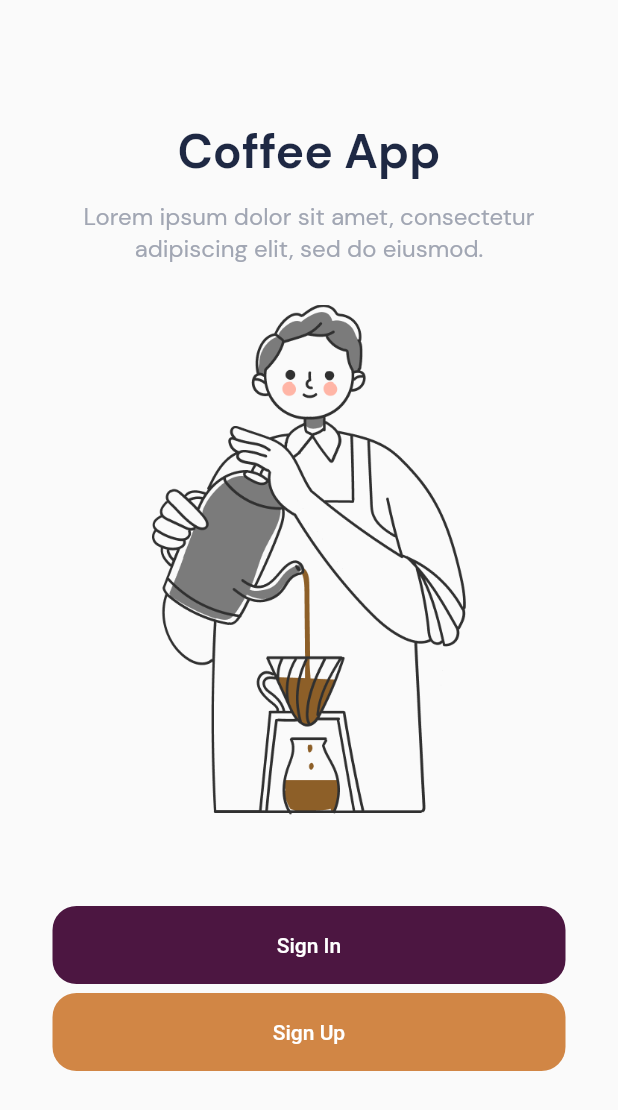
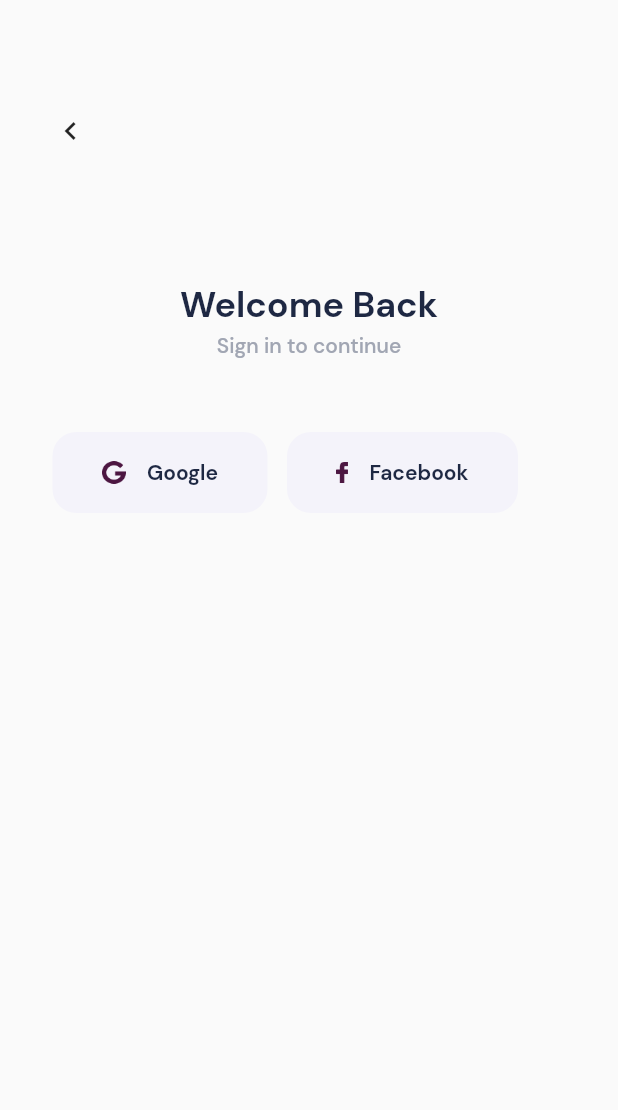
Before and after one commit to asrafilll/art-of-ui-slicing, a Flutter app: the screen it shows after launch, after a tap on "Sign In", on a phone screen of 412 x 824 dp. Shown: the top 1110 px of the screen. Run offline on Flutter 3.47's test engine with Material 2 defaults, Android fonts, the phone set to English and light mode, and no system bars.

Commit message:
WC LoginPage part 1

```diff
--- /dev/null
+++ b/lib/warung_coffee/components/primary_button.dart
@@ -0,0 +1,33 @@
+import 'package:flutter/material.dart';
+
+class WCPrimaryButton extends StatelessWidget {
+  const WCPrimaryButton({
+    super.key,
+    required this.title,
+    required this.onPressed,
+  });
+
+  final String title;
+  final Function() onPressed;
+
+  @override
+  Widget build(BuildContext context) {
+    return SizedBox(
+      width: double.infinity,
+      height: 52,
+      child: ElevatedButton(
+        style: ElevatedButton.styleFrom(
+          backgroundColor: const Color(0XFF4C1641),
+          shape: RoundedRectangleBorder(
+            borderRadius: BorderRadius.circular(16),
+          ),
+          elevation: 0,
+        ),
+        onPressed: onPressed,
+        child: Text(
+          title,
+        ),
+      ),
+    );
+  }
+}
--- /dev/null
+++ b/lib/warung_coffee/components/secondary_button.dart
@@ -0,0 +1,31 @@
+import 'package:flutter/material.dart';
+
+class WCSecondaryButton extends StatelessWidget {
+  const WCSecondaryButton({
+    super.key,
+    required this.title,
+  });
+
+  final String title;
+
+  @override
+  Widget build(BuildContext context) {
+    return SizedBox(
+      width: double.infinity,
+      height: 52,
+      child: ElevatedButton(
+        style: ElevatedButton.styleFrom(
+          backgroundColor: const Color(0XFFD18645),
+          shape: RoundedRectangleBorder(
+            borderRadius: BorderRadius.circular(16),
+          ),
+          elevation: 0,
+        ),
+        onPressed: () {},
+        child: Text(
+          title,
+        ),
+      ),
+    );
+  }
+}
--- /dev/null
+++ b/lib/warung_coffee/components/social_button.dart
@@ -0,0 +1,49 @@
+import 'package:flutter/material.dart';
+
+class WCSocialButton extends StatelessWidget {
+  const WCSocialButton({
+    super.key,
+    required this.img,
+    required this.title,
+    this.imgSize = 16,
+  });
+
+  final String img;
+  final String title;
+  final double imgSize;
+
+  @override
+  Widget build(BuildContext context) {
+    return Container(
+      padding: const EdgeInsets.symmetric(
+        horizontal: 33,
+        vertical: 18,
+      ),
+      decoration: const BoxDecoration(
+        color: Color(
+          0XFFF4F3FA,
+        ),
+        borderRadius: BorderRadius.all(
+          Radius.circular(16),
+        ),
+      ),
+      child: Row(
+        children: [
+          Image.asset(
+            img,
+            width: imgSize,
+          ),
+          const SizedBox(width: 14),
+          Text(
+            title,
+            style: const TextStyle(
+              fontFamily: 'DM',
+              color: Color(0XFF1E2843),
+              fontWeight: FontWeight.bold,
+            ),
+          ),
+        ],
+      ),
+    );
+  }
+}
--- /dev/null
+++ b/lib/warung_coffee/pages/login_page.dart
@@ -0,0 +1,72 @@
+import 'package:art_of_slicing/warung_coffee/components/social_button.dart';
+import 'package:flutter/material.dart';
+
+class WarungCoffeeLoginPage extends StatelessWidget {
+  const WarungCoffeeLoginPage({super.key});
+
+  @override
+  Widget build(BuildContext context) {
+    return Scaffold(
+      body: Padding(
+        padding: const EdgeInsets.symmetric(
+          horizontal: 35,
+          vertical: 75,
+        ),
+        child: Column(
+          crossAxisAlignment: CrossAxisAlignment.start,
+          children: [
+            InkWell(
+              onTap: () {
+                Navigator.pop(context);
+              },
+              child: const Icon(
+                Icons.chevron_left,
+              ),
+            ),
+            const SizedBox(height: 88),
+            Center(
+              child: Column(
+                children: [
+                  const Text(
+                    'Welcome Back',
+                    style: TextStyle(
+                      fontFamily: 'DM',
+                      color: Color(0XFF1E2843),
+                      fontWeight: FontWeight.bold,
+                      fontSize: 24,
+                    ),
+                  ),
+                  const SizedBox(height: 3),
+                  const Text(
+                    'Sign in to continue',
+                    textAlign: TextAlign.center,
+                    style: TextStyle(
+                      fontFamily: 'DM',
+                      color: Color(0XFFA1A6B3),
+                      fontWeight: FontWeight.w500,
+                    ),
+                  ),
+                  const SizedBox(height: 49),
+                  Row(
+                    children: const [
+                      WCSocialButton(
+                        img: 'assets/warung_coffee/icon_google.png',
+                        title: 'Google',
+                      ),
+                      SizedBox(width: 13),
+                      WCSocialButton(
+                        img: 'assets/warung_coffee/icon_fb.png',
+                        title: 'Facebook',
+                        imgSize: 8,
+                      )
+                    ],
+                  ),
+                ],
+              ),
+            ),
+          ],
+        ),
+      ),
+    );
+  }
+}
--- a/lib/warung_coffee/pages/splash_page.dart
+++ b/lib/warung_coffee/pages/splash_page.dart
@@ -1,3 +1,6 @@
+import 'package:art_of_slicing/warung_coffee/components/primary_button.dart';
+import 'package:art_of_slicing/warung_coffee/components/secondary_button.dart';
+import 'package:art_of_slicing/warung_coffee/pages/login_page.dart';
 import 'package:flutter/material.dart';
 
 class WarungCoffeeSplashPage extends StatelessWidget {
@@ -49,41 +52,19 @@ class WarungCoffeeSplashPage extends StatelessWidget {
                     ),
                   ),
                 ),
-                SizedBox(
-                  width: double.infinity,
-                  height: 52,
-                  child: ElevatedButton(
-                    style: ElevatedButton.styleFrom(
-                      backgroundColor: const Color(0XFF4C1641),
-                      shape: RoundedRectangleBorder(
-                        borderRadius: BorderRadius.circular(16),
+                WCPrimaryButton(
+                  title: 'Sign In',
+                  onPressed: () {
+                    Navigator.push(
+                      context,
+                      MaterialPageRoute(
+                        builder: (context) => const WarungCoffeeLoginPage(),
                       ),
-                      elevation: 0,
-                    ),
-                    onPressed: () {},
-                    child: const Text(
-                      'Sign In',
-                    ),
-                  ),
+                    );
+                  },
                 ),
                 const SizedBox(height: 6),
-                SizedBox(
-                  width: double.infinity,
-                  height: 52,
-                  child: ElevatedButton(
-                    style: ElevatedButton.styleFrom(
-                      backgroundColor: const Color(0XFFD18645),
-                      shape: RoundedRectangleBorder(
-                        borderRadius: BorderRadius.circular(16),
-                      ),
-                      elevation: 0,
-                    ),
-                    onPressed: () {},
-                    child: const Text(
-                      'Sign Up',
-                    ),
-                  ),
-                ),
+                const WCSecondaryButton(title: 'Sign Up'),
               ],
             ),
           ),
```
